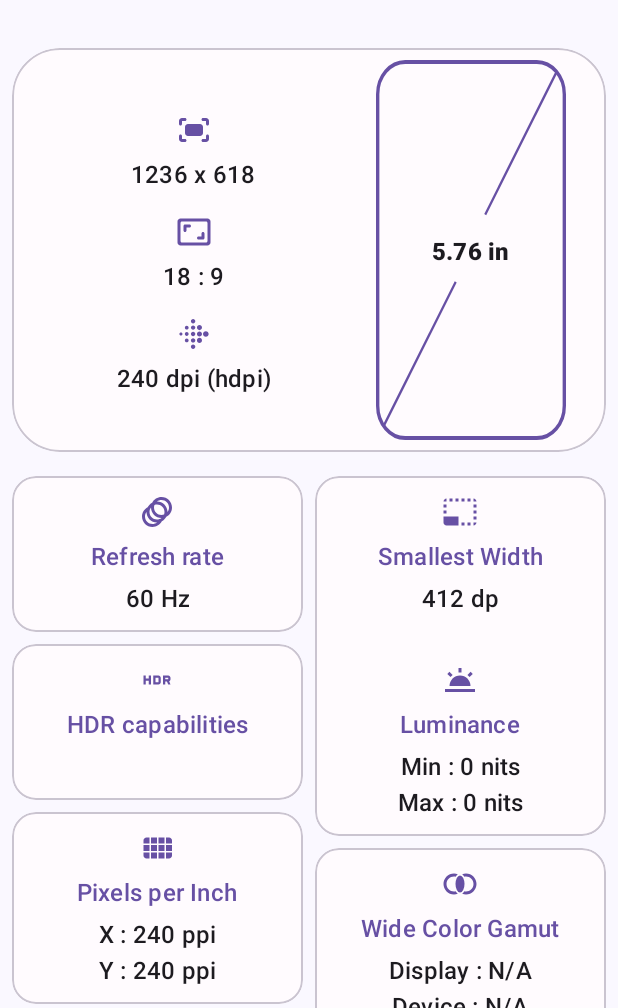
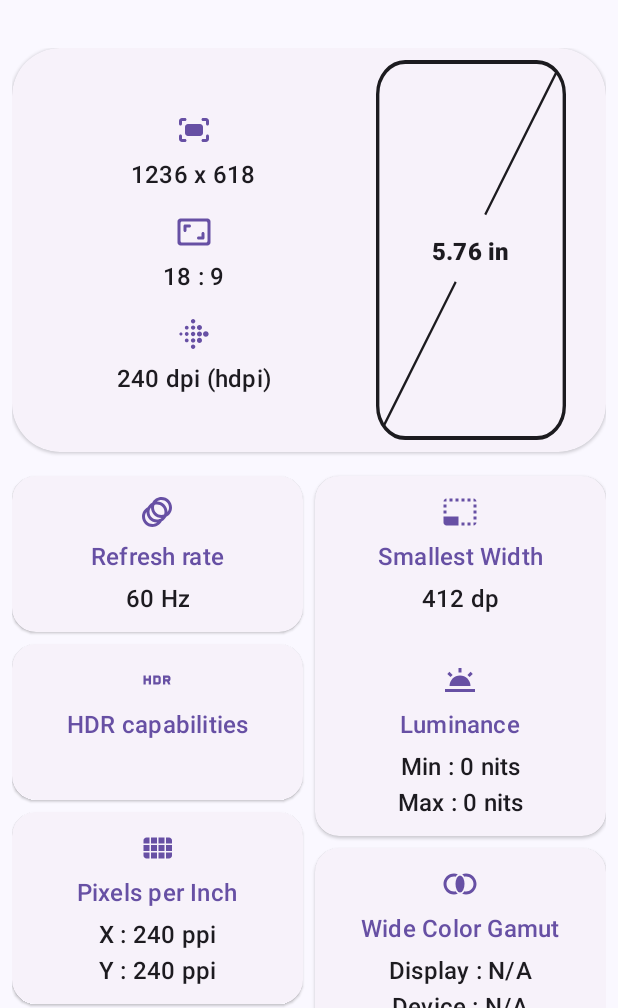
Before and after one commit to DrHowdyDoo/DisplayInfo, an Android app: the screen it shows after launch (MainActivity), on a phone screen of 412 x 824 dp, the part 228-1236 px from its top. Run offline under Robolectric (Android 15) with nearby library versions, the phone set to English and light mode, and no system bars; 5 statements that could not run were skipped.

Commit message:
ui improvements

```diff
--- a/app/src/main/java/com/drhowdydoo/displayinfo/MainActivity.java
+++ b/app/src/main/java/com/drhowdydoo/displayinfo/MainActivity.java
@@ -67,15 +67,15 @@ public class MainActivity extends AppCompatActivity {
         int width = display.getMode().getPhysicalWidth();
         resolution.append(height).append(" x ").append(width);
         if(width == 720) resolution.append(" (HD)");
-        if(width == 1080) {
+        if(width >= 1080 && width < 1440) {
             if(height == 1920) resolution.append(" (FHD)");
             if(height > 1920) resolution.append(" (FHD+)");
         }
-        if(width == 1440){
+        if(width >= 1440 && width < 2160){
             if(height == 2560) resolution.append(" (QHD)");
             if(height > 2560) resolution.append(" (QHD+)");
         }
-        if(width == 2160) resolution.append(" (UHD)");
+        if(width >= 2160 && width < 4320) resolution.append(" (UHD)");
         if(width >= 4320) resolution.append(" (8K)");
         return resolution.toString();
     }
@@ -86,7 +86,7 @@ public class MainActivity extends AppCompatActivity {
     private String ratio(float a, float b) {
 
         DecimalFormat A = new DecimalFormat("#.#");
-        DecimalFormat B = new DecimalFormat("#");
+        DecimalFormat B = new DecimalFormat("#.#");
         final float gcd = (b/720) * 80;
 
         if(a > b) {
--- a/app/src/main/res/layout/activity_main.xml
+++ b/app/src/main/res/layout/activity_main.xml
@@ -53,7 +53,7 @@
 
             <com.google.android.material.card.MaterialCardView
                 android:id="@+id/materialCardView"
-                style="?attr/materialCardViewOutlinedStyle"
+                style="?attr/materialCardViewElevatedStyle"
                 android:layout_width="match_parent"
                 android:layout_height="wrap_content"
                 app:cardCornerRadius="32dp"
@@ -71,7 +71,6 @@
                         android:id="@+id/ic_screen"
                         android:layout_width="0dp"
                         android:layout_height="0dp"
-                        android:backgroundTint="?colorPrimary"
                         android:background="@drawable/ic_screen"
                         app:layout_constraintDimensionRatio="H,2"
                         app:layout_constraintEnd_toEndOf="parent"
@@ -176,7 +175,7 @@
 
             <com.google.android.material.card.MaterialCardView
                 android:id="@+id/materialCardView_refresh_rate"
-                style="?attr/materialCardViewOutlinedStyle"
+                style="?attr/materialCardViewElevatedStyle"
                 android:layout_width="0dp"
                 android:layout_height="wrap_content"
                 android:layout_marginTop="@dimen/titles_gap"
@@ -236,7 +235,7 @@
 
             <com.google.android.material.card.MaterialCardView
                 android:id="@+id/materialCardView3"
-                style="?attr/materialCardViewOutlinedStyle"
+                style="?attr/materialCardViewElevatedStyle"
                 android:layout_width="0dp"
                 android:layout_height="wrap_content"
                 android:layout_marginStart="4dp"
@@ -313,7 +312,7 @@
 
             <com.google.android.material.card.MaterialCardView
                 android:id="@+id/materialCardView_hdr"
-                style="?attr/materialCardViewOutlinedStyle"
+                style="?attr/materialCardViewElevatedStyle"
                 android:layout_width="0dp"
                 android:layout_height="wrap_content"
                 android:layout_marginTop="8dp"
@@ -364,7 +363,7 @@
 
             <com.google.android.material.card.MaterialCardView
                 android:id="@+id/materialCardView_ppi"
-                style="?attr/materialCardViewOutlinedStyle"
+                style="?attr/materialCardViewElevatedStyle"
                 android:layout_width="0dp"
                 android:layout_height="wrap_content"
                 android:layout_marginTop="8dp"
@@ -414,7 +413,7 @@
 
             <com.google.android.material.card.MaterialCardView
                 android:id="@+id/materialCardView_wide_color"
-                style="?attr/materialCardViewOutlinedStyle"
+                style="?attr/materialCardViewElevatedStyle"
                 android:layout_width="0dp"
                 android:layout_height="wrap_content"
                 android:layout_marginStart="4dp"
@@ -471,7 +470,7 @@
                 app:layout_constraintStart_toStartOf="parent"
                 app:layout_constraintEnd_toEndOf="parent"
                 app:layout_constraintTop_toBottomOf="@+id/materialCardView_ppi"
-                style="?attr/materialCardViewOutlinedStyle">
+                style="?attr/materialCardViewElevatedStyle">
 
                 <LinearLayout
                     android:layout_width="match_parent"
```
